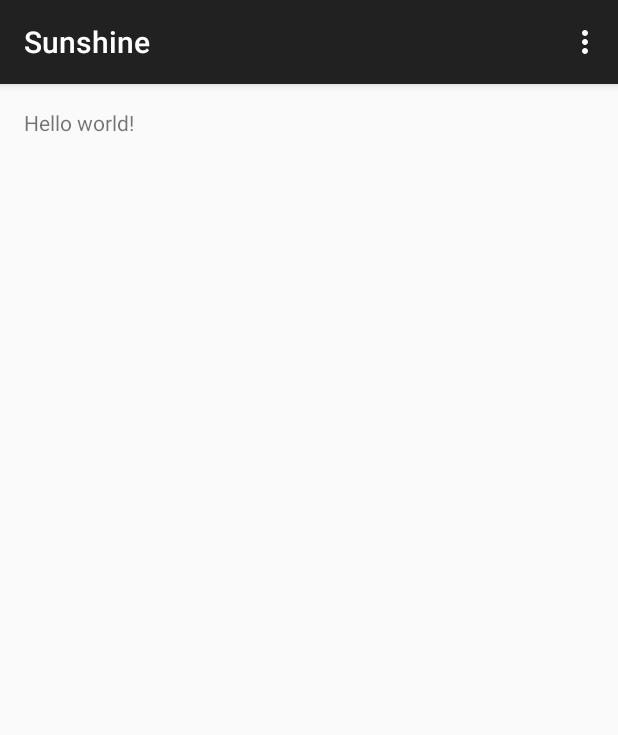
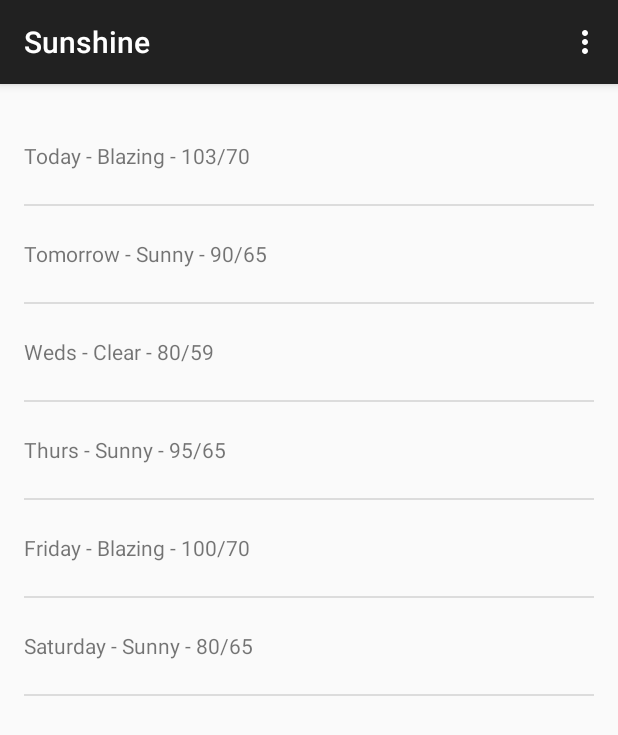
Before and after one commit to habibmichael/Sunshine, an Android app: the screen it shows after launch (MainActivity), on a phone screen of 412 x 824 dp. Shown: the top 735 px of the screen. Run offline under Robolectric (Android 15) with nearby library versions, the phone set to English and light mode, and no system bars.

Commit message:
Populate Main Activity with Fake weather data, change default launch icon

```diff
--- a/app/src/main/java/com/example/android/sunshine/app/MainActivity.java
+++ b/app/src/main/java/com/example/android/sunshine/app/MainActivity.java
@@ -8,6 +8,10 @@ import android.view.Menu;
 import android.view.MenuItem;
 import android.view.View;
 import android.view.ViewGroup;
+import android.widget.ArrayAdapter;
+import android.widget.ListView;
+
+import java.util.ArrayList;
 
 
 public class MainActivity extends ActionBarActivity {
@@ -57,7 +61,26 @@ public class MainActivity extends ActionBarActivity {
         public View onCreateView(LayoutInflater inflater, ViewGroup container,
                                  Bundle savedInstanceState) {
             View rootView = inflater.inflate(R.layout.fragment_main, container, false);
+
+            //Create temporary fake data for list view
+            ArrayList<String> fakeData = new ArrayList<>();
+            fakeData.add("Today - Blazing - 103/70");
+            fakeData.add("Tomorrow - Sunny - 90/65");
+            fakeData.add("Weds - Clear - 80/59");
+            fakeData.add("Thurs - Sunny - 95/65");
+            fakeData.add("Friday - Blazing - 100/70");
+            fakeData.add("Saturday - Sunny - 80/65");
+
+            //Array Adapter binding to List View
+            ArrayAdapter<String> arrayAdapter = new ArrayAdapter<>(getActivity(),
+                    R.layout.list_item_forecast,R.id.list_item_forecast_textview,fakeData);
+
+            ListView forecastListView = (ListView)rootView.findViewById(R.id.listview_forecast);
+            forecastListView.setAdapter(arrayAdapter);
+
+
             return rootView;
+
         }
     }
 }
--- a/app/src/main/res/layout/fragment_main.xml
+++ b/app/src/main/res/layout/fragment_main.xml
@@ -1,4 +1,4 @@
-<RelativeLayout xmlns:android="http://schemas.android.com/apk/res/android"
+<FrameLayout xmlns:android="http://schemas.android.com/apk/res/android"
     xmlns:tools="http://schemas.android.com/tools" android:layout_width="match_parent"
     android:layout_height="match_parent" android:paddingLeft="@dimen/activity_horizontal_margin"
     android:paddingRight="@dimen/activity_horizontal_margin"
@@ -6,7 +6,8 @@
     android:paddingBottom="@dimen/activity_vertical_margin"
     tools:context=".MainActivity$PlaceholderFragment">
 
-    <TextView android:text="@string/hello_world" android:layout_width="wrap_content"
-        android:layout_height="wrap_content" />
+    <ListView  android:layout_width="match_parent"
+        android:layout_height="match_parent"
+        android:id="@+id/listview_forecast"/>
 
-</RelativeLayout>
+</FrameLayout>
--- /dev/null
+++ b/app/src/main/res/layout/list_item_forecast.xml
@@ -0,0 +1,8 @@
+<?xml version="1.0" encoding="utf-8"?>
+<TextView xmlns:android="http://schemas.android.com/apk/res/android"
+    android:layout_width="match_parent" android:layout_height="wrap_content"
+    android:id="@+id/list_item_forecast_textview"
+    android:gravity="center_vertical"
+    android:minHeight="?android:attr/listPreferredItemHeight">
+
+</TextView>
```
Also changed, not shown: app/src/main/ic_launcher-web.png (added), app/src/main/res/mipmap-hdpi/ic_launcher.png (added), app/src/main/res/mipmap-mdpi/ic_launcher.png (added), app/src/main/res/mipmap-xhdpi/ic_launcher.png (added), app/src/main/res/mipmap-xxhdpi/ic_launcher.png (added), app/src/main/res/mipmap-xxxhdpi/ic_launcher.png (added).
